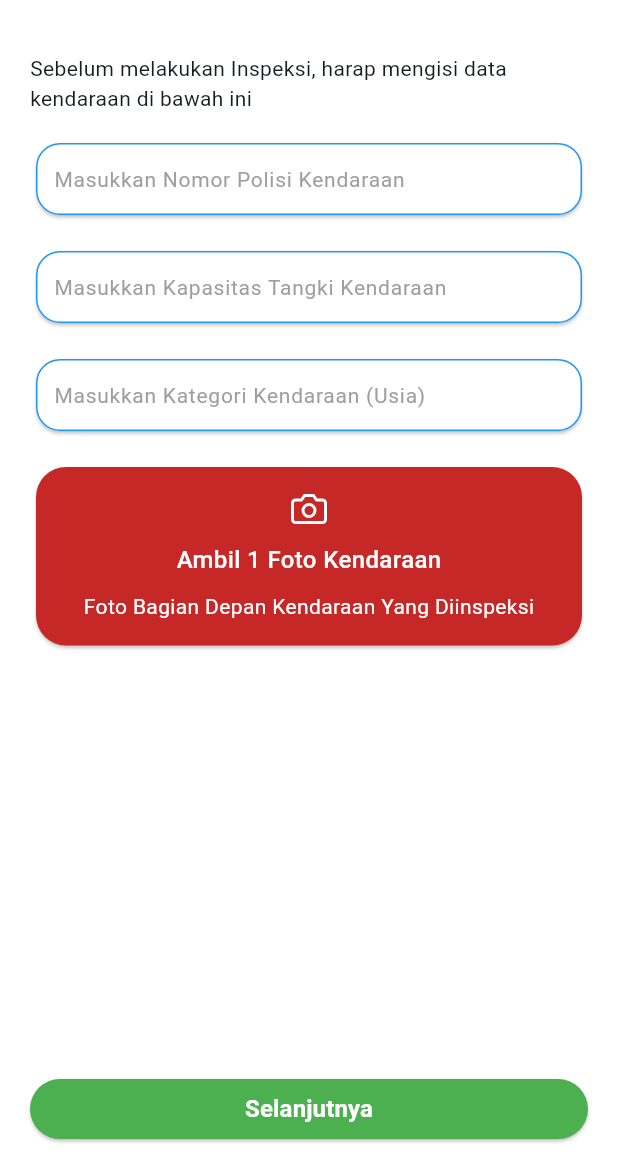
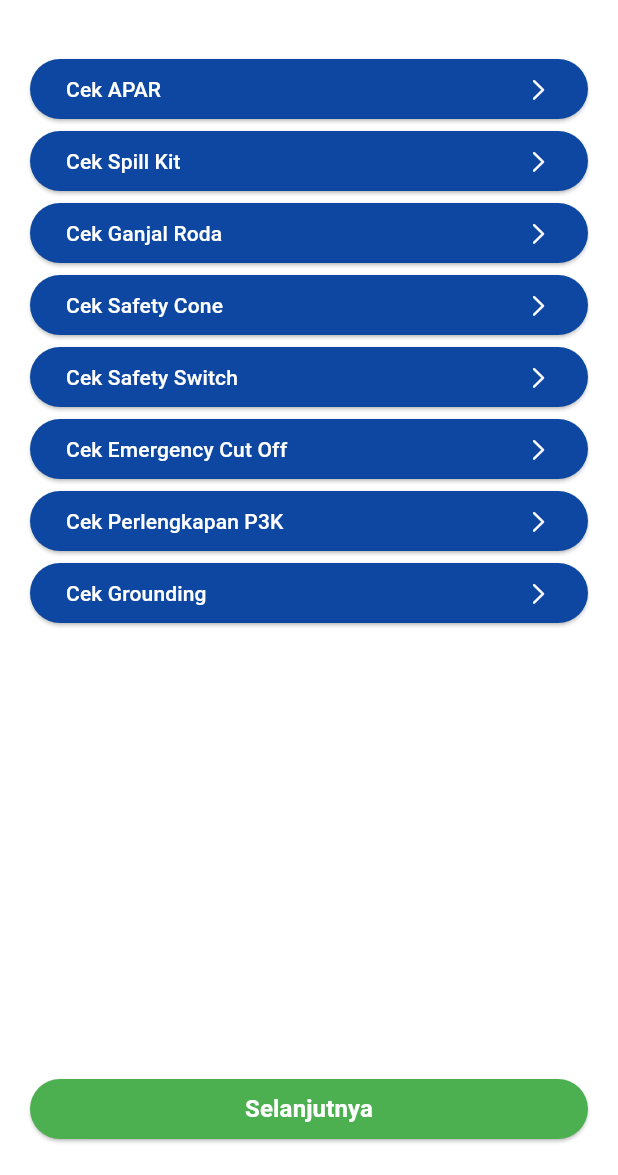
Before and after one commit to Chevyosa/petrosafe_app, a Flutter app: the InspectionContent screen opened directly, after a tap on "Selanjutnya", on a phone screen of 412 x 824 dp, the part 61-1236 px from its top. Run offline on Flutter 3.47's test engine with Material 3 defaults, Android fonts, the phone set to English and light mode, and no system bars; our stand-ins replace flutter_feather_icons.

Commit message:
Created Inspect Page

```diff
--- /dev/null
+++ b/lib/widgets/buttons/buttons_inspection.dart
@@ -0,0 +1,23 @@
+import 'package:flutter/cupertino.dart';
+import 'package:flutter/material.dart';
+
+class InspectionButton extends StatelessWidget {
+  final String title;
+  const InspectionButton({super.key, required this.title});
+
+  @override
+  Widget build(BuildContext context) {
+    const rightArrow = Icon(CupertinoIcons.chevron_right, color: Colors.white);
+    return ElevatedButton(
+      style: ElevatedButton.styleFrom(backgroundColor: Colors.blue[900]),
+      onPressed: () => {},
+      child: Row(
+        children: <Widget>[
+          Text(title, style: TextStyle(color: Colors.white)),
+          Spacer(),
+          rightArrow,
+        ],
+      ),
+    );
+  }
+}
--- /dev/null
+++ b/lib/widgets/inspection/content_inspect.dart
@@ -0,0 +1,57 @@
+import 'package:flutter/material.dart';
+import 'package:petrosafe_app/widgets/buttons/buttons_inspection.dart';
+
+class InspectContent extends StatelessWidget {
+  const InspectContent({super.key});
+
+  @override
+  Widget build(BuildContext context) {
+    return Scaffold(
+      appBar: AppBar(
+        title: Text("Inspeksi Kendaraan", style: TextStyle(fontSize: 20)),
+        backgroundColor: Colors.white,
+      ),
+      backgroundColor: Colors.white,
+      body: SafeArea(
+        child: Padding(
+          padding: EdgeInsets.all(20),
+          child: Column(
+            children: <Widget>[
+              InspectionButton(title: "Cek APAR"),
+              InspectionButton(title: "Cek Spill Kit"),
+              InspectionButton(title: "Cek Ganjal Roda"),
+              InspectionButton(title: "Cek Safety Cone"),
+              InspectionButton(title: "Cek Safety Switch"),
+              InspectionButton(title: "Cek Emergency Cut Off"),
+              InspectionButton(title: "Cek Perlengkapan P3K"),
+              InspectionButton(title: "Cek Grounding"),
+              Spacer(),
+              SizedBox(
+                width: double.infinity,
+                child: ElevatedButton(
+                  style: ElevatedButton.styleFrom(
+                    backgroundColor: Colors.green,
+                  ),
+                  onPressed: () => {
+                    Navigator.push(
+                      context,
+                      MaterialPageRoute(builder: (context) => InspectContent()),
+                    ),
+                  },
+                  child: Text(
+                    "Selanjutnya",
+                    style: TextStyle(
+                      color: Colors.white,
+                      fontSize: 16,
+                      fontWeight: FontWeight.bold,
+                    ),
+                  ),
+                ),
+              ),
+            ],
+          ),
+        ),
+      ),
+    );
+  }
+}
--- a/lib/widgets/inspection/content_inspection.dart
+++ b/lib/widgets/inspection/content_inspection.dart
@@ -1,6 +1,7 @@
 import 'package:flutter/material.dart';
 import 'package:flutter_feather_icons/flutter_feather_icons.dart';
 import 'package:petrosafe_app/widgets/forms/form_inspection.dart';
+import 'package:petrosafe_app/widgets/inspection/content_inspect.dart';
 
 class InspectionContent extends StatelessWidget {
   const InspectionContent({super.key});
@@ -78,7 +79,12 @@ class InspectionContent extends StatelessWidget {
                   style: ElevatedButton.styleFrom(
                     backgroundColor: Colors.green,
                   ),
-                  onPressed: () => {},
+                  onPressed: () => {
+                    Navigator.push(
+                      context,
+                      MaterialPageRoute(builder: (context) => InspectContent()),
+                    ),
+                  },
                   child: Text(
                     "Selanjutnya",
                     style: TextStyle(
```
